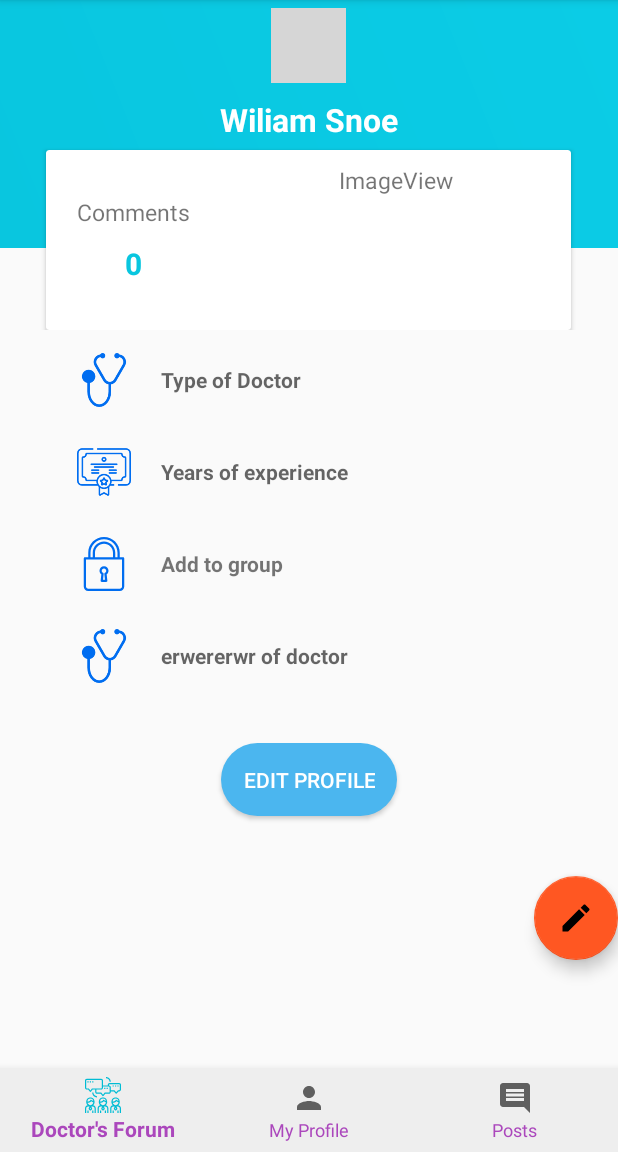
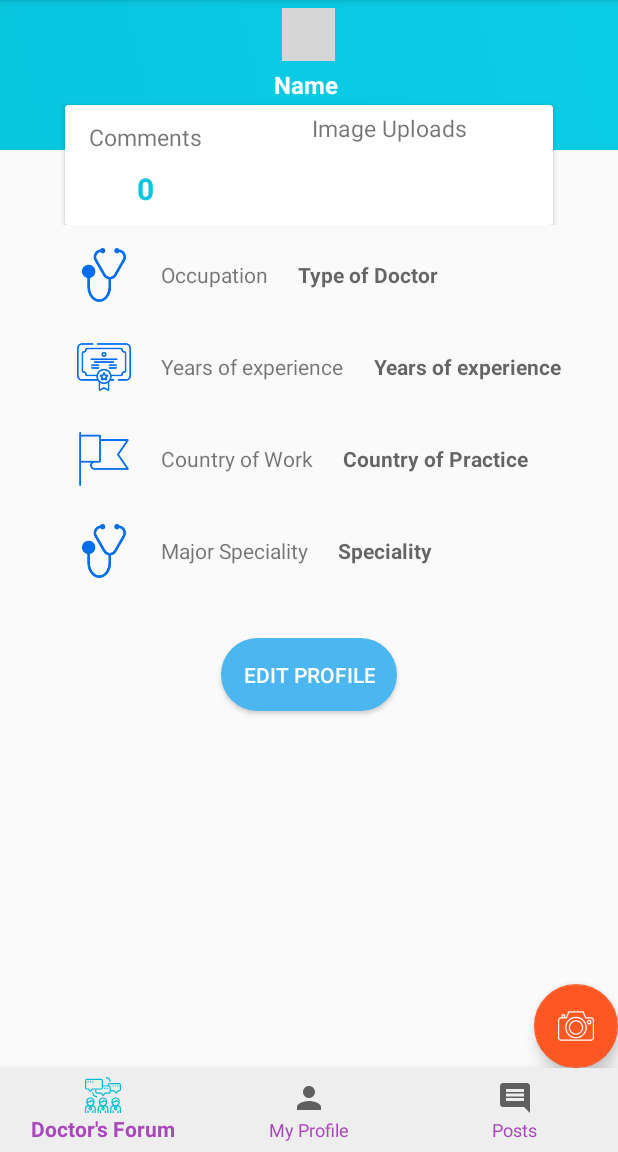
Before and after one commit to mrahimov/We-Care, an Android app: the fragment DoctorProfileFragment placed in its activity, on a phone screen of 412 x 824 dp, the part 84-1236 px from its top. Run offline under Robolectric (Android 15) with nearby library versions, the light colour scheme and no system bars; our stand-ins replace Firebase (no records; nobody signed in at launch, a user with empty details on screens opened directly), Picasso; libraries missing offline, so code that uses them is left out: es.dmoral.toasty; grey boxes are pictures that could not be loaded.

Commit message:
Profile design ver2

```diff
--- /dev/null
+++ b/app/src/main/res/drawable/ic_photo_camera.xml
@@ -0,0 +1,7 @@
+<vector android:height="24dp" android:viewportHeight="60.0"
+    android:viewportWidth="60.0" android:width="24dp" xmlns:android="http://schemas.android.com/apk/res/android">
+    <path android:fillColor="#FFFFFF" android:pathData="M55.2,15.5h-8.52l-4,-10H17.32l-4,10H12v-5H6v5H4.8C2.15,15.5 0,17.65 0,20.3v29.37C0,52.33 2.17,54.5 4.83,54.5h50.33c2.66,0 4.83,-2.17 4.83,-4.83V20.3C60,17.65 57.85,15.5 55.2,15.5zM8,12.5h2v3H8V12.5zM58,49.67c0,1.56 -1.27,2.83 -2.83,2.83H4.83C3.27,52.5 2,51.23 2,49.67V20.3C2,18.76 3.26,17.5 4.8,17.5H6h6h2.68l4,-10h22.65l4,10h9.88c1.54,0 2.8,1.26 2.8,2.8V49.67z"/>
+    <path android:fillColor="#FFFFFF" android:pathData="M30,14.5c-9.93,0 -18,8.07 -18,18s8.07,18 18,18s18,-8.07 18,-18S39.92,14.5 30,14.5zM30,48.5c-8.82,0 -16,-7.18 -16,-16s7.18,-16 16,-16s16,7.18 16,16S38.82,48.5 30,48.5z"/>
+    <path android:fillColor="#FFFFFF" android:pathData="M30,20.5c-6.62,0 -12,5.38 -12,12s5.38,12 12,12s12,-5.38 12,-12S36.62,20.5 30,20.5zM30,42.5c-5.51,0 -10,-4.49 -10,-10s4.49,-10 10,-10s10,4.49 10,10S35.51,42.5 30,42.5z"/>
+    <path android:fillColor="#FFFFFF" android:pathData="M52,19.5c-2.21,0 -4,1.79 -4,4s1.79,4 4,4s4,-1.79 4,-4S54.21,19.5 52,19.5zM52,25.5c-1.1,0 -2,-0.9 -2,-2s0.9,-2 2,-2s2,0.9 2,2S53.1,25.5 52,25.5z"/>
+</vector>
--- a/app/src/main/res/layout/d_fragment_profile.xml
+++ b/app/src/main/res/layout/d_fragment_profile.xml
@@ -1,89 +1,140 @@
 <LinearLayout xmlns:android="http://schemas.android.com/apk/res/android"
+    xmlns:app="http://schemas.android.com/apk/res-auto"
+    xmlns:tools="http://schemas.android.com/tools"
     android:layout_width="match_parent"
     android:layout_height="match_parent"
-    xmlns:tools="http://schemas.android.com/tools"
-    xmlns:app="http://schemas.android.com/apk/res-auto"
-    tools:context="com.example.murodjonrahimov.wecare.fragments.DoctorProfileFragment"
     android:background="@color/graylight"
-    android:orientation="vertical">
+    android:orientation="vertical"
+    tools:context="com.example.murodjonrahimov.wecare.fragments.DoctorProfileFragment">
+
     <RelativeLayout
         android:layout_width="match_parent"
-        android:layout_height="220dp">
+        android:layout_height="150dp">
+
         <LinearLayout
+            android:layout_width="match_parent"
+            android:layout_height="100dp"
             android:background="@drawable/gradientbackground"
-            android:layout_width="match_parent"
-            android:layout_height="165dp"
-            android:orientation="vertical">
+            android:orientation="vertical"
+            tools:context="com.example.murodjonrahimov.wecare.fragments.DoctorProfileFragment">
+
             <ImageView
-                android:id="@+id/imageview_doctor_profile"
+                android:layout_width="35dp"
+                android:layout_height="35dp"
+                android:layout_gravity="center_horizontal"
                 android:layout_marginTop="5dp"
-                android:layout_gravity="center_horizontal"
-                android:layout_width="50dp"
-                android:layout_height="50dp"
-                android:src="@drawable/doc"/>
+                android:src="@drawable/doc" />
+
+            <RelativeLayout
+                android:layout_width="fill_parent"
+                android:layout_height="wrap_content"
+                android:layout_centerHorizontal="true">
+
+
                 <TextView
-                android:id="@+id/type_doctor"
-                android:layout_marginTop="10dp"
-                android:layout_gravity="center_horizontal"
+                    android:id="@+id/first_name"
                     android:layout_width="wrap_content"
                     android:layout_height="wrap_content"
-                android:text="Wiliam Snoe"
+                    android:layout_marginEnd="10dp"
+                    android:layout_marginStart="0dp"
+                    android:layout_marginTop="10dp"
+                    android:hint="Name "
                     android:textColor="#fff"
+                    android:textColorHint="#fff"
+                    android:textSize="16sp"
                     android:textStyle="bold"
-                android:textSize="21sp"/>
+                    android:layout_centerInParent="true"/>
+
+                <TextView
+                    android:id="@+id/last_name"
+                    android:layout_width="wrap_content"
+                    android:layout_height="wrap_content"
+                    android:layout_alignBaseline="@+id/first_name"
+                    android:layout_alignBottom="@+id/first_name"
+                    android:layout_alignParentEnd="true"
+                    android:hint="LName"
+                    android:textColor="#fff"
+                    android:textColorHint="#fff"
+                    android:textSize="16sp"
+                    android:textStyle="bold"
+                    android:layout_weight="1"
+                    android:layout_centerInParent="true"
+                    android:visibility="invisible"/>
+
+                <TextView
+                    android:id="@+id/first_name_tv"
+                    android:layout_width="wrap_content"
+                    android:layout_height="wrap_content"
+                    android:text="@string/first_name"
+                    android:visibility="gone" />
+
+                <TextView
+                    android:id="@+id/last_name_tv"
+                    android:layout_width="wrap_content"
+                    android:layout_height="wrap_content"
+                    android:text="@string/last_name"
+                    android:visibility="gone" />
+            </RelativeLayout>
+
         </LinearLayout>
+
         <android.support.v7.widget.CardView
-            android:layout_width="350dp"
-            android:layout_height="120dp"
+            android:layout_width="325dp"
+            android:layout_height="100dp"
             android:layout_centerHorizontal="true"
-            android:layout_marginTop="100dp">
+            android:layout_marginTop="70dp"
+            tools:context="com.example.murodjonrahimov.wecare.fragments.DoctorProfileFragment">
+
             <LinearLayout
                 android:layout_width="match_parent"
                 android:layout_height="match_parent"
                 android:orientation="horizontal"
                 android:weightSum="3">
+
                 <LinearLayout
+                    android:layout_width="0dp"
+                    android:layout_height="match_parent"
+                    android:layout_weight="1"
                     android:gravity="center"
-                    android:orientation="vertical"
-                    android:layout_width="0dp"
-                    android:layout_weight="1"
-                    android:layout_height="match_parent">
+                    android:orientation="vertical">
+
                     <TextView
                         android:layout_width="wrap_content"
                         android:layout_height="wrap_content"
                         android:text="Comments"
-                        android:textSize="15sp"
-                        />
+                        android:textSize="15sp" />
+
                     <TextView
                         android:id="@+id/number_of_doctors_comments"
                         android:layout_width="wrap_content"
                         android:layout_height="wrap_content"
+                        android:paddingTop="10dp"
                         android:text="1"
-                        android:textStyle="bold"
+                        android:textColor="@color/startblue"
                         android:textSize="20sp"
-                        android:paddingTop="10dp"
-                        android:textColor="@color/startblue"
-                        />
+                        android:textStyle="bold" />
 
                 </LinearLayout>
+
                 <LinearLayout
+                    android:layout_width="0dp"
+                    android:layout_height="match_parent"
+                    android:layout_weight="2"
                     android:gravity="center"
-                    android:orientation="vertical"
-                    android:layout_width="0dp"
-                    android:layout_weight="2"
-                    android:layout_height="match_parent">
+                    android:orientation="vertical">
+
                     <TextView
                         android:layout_width="wrap_content"
                         android:layout_height="wrap_content"
-                        android:text="ImageView"
-                        android:textSize="15sp"
-                        />
+                        android:paddingTop="30dp"
+                        android:text="Image Uploads"
+                        android:textSize="15sp" />
+
                     <ImageView
                         android:id="@+id/imageview_doctor_profile"
                         android:layout_width="match_parent"
                         android:layout_height="80dp"
-                        android:layout_gravity="center"
-                        android:paddingTop="20dp">
+                        android:layout_gravity="center">
 
                     </ImageView>
 
@@ -96,107 +147,163 @@
     <LinearLayout
         android:layout_width="360dp"
         android:layout_height="wrap_content"
+        android:layout_gravity="center"
+        android:layout_marginTop="15dp"
         android:orientation="vertical"
-        android:layout_gravity="center"
-        android:layout_marginTop="15dp">
+        tools:context="com.example.murodjonrahimov.wecare.fragments.DoctorProfileFragment">
+
         <LinearLayout
+            android:layout_width="match_parent"
+            android:layout_height="wrap_content"
             android:orientation="horizontal"
-            android:paddingLeft="25dp"
-            android:layout_width="match_parent"
-            android:layout_height="wrap_content">
+            android:paddingLeft="25dp">
+
             <ImageView
                 android:layout_width="36dp"
                 android:layout_height="36dp"
-                android:src="@drawable/doctortype"/>
+                android:src="@drawable/doctortype" />
+
+            <TextView
+                android:layout_width="wrap_content"
+                android:layout_height="wrap_content"
+                android:layout_gravity="center_vertical"
+                android:paddingLeft="20dp"
+                android:text="Occupation" />
+
             <TextView
                 android:id="@+id/type_doctor"
-                android:textStyle="bold"
-                android:layout_gravity="center_vertical"
                 android:layout_width="wrap_content"
                 android:layout_height="wrap_content"
+                android:layout_gravity="center_vertical"
+                android:hint="Type of Doctor"
                 android:paddingLeft="20dp"
-                android:hint="Type of Doctor"/>
+                android:textStyle="bold" />
         </LinearLayout>
+
         <LinearLayout
+            android:layout_width="match_parent"
+            android:layout_height="wrap_content"
             android:layout_marginTop="25dp"
             android:orientation="horizontal"
-            android:paddingLeft="25dp"
-            android:layout_width="match_parent"
-            android:layout_height="wrap_content">
+            android:paddingLeft="25dp">
+
             <ImageView
                 android:layout_width="36dp"
                 android:layout_height="36dp"
-                android:src="@drawable/experience"/>
+                android:src="@drawable/experience" />
+
             <TextView
-                android:textStyle="bold"
-
-                android:layout_gravity="center_vertical"
+                android:id="@+id/years_of_experience_tv"
                 android:layout_width="wrap_content"
                 android:layout_height="wrap_content"
+                android:layout_gravity="center_vertical"
                 android:paddingLeft="20dp"
-                android:hint="Years of experience"/>
+                android:text="@string/years_of_experience" />
+
+            <TextView
+                android:id="@+id/years_of_experience"
+                android:layout_width="wrap_content"
+                android:layout_height="wrap_content"
+                android:layout_gravity="center_vertical"
+                android:hint="Years of experience"
+                android:paddingLeft="20dp"
+                android:textStyle="bold" />
         </LinearLayout>
+
         <LinearLayout
+            android:layout_width="match_parent"
+            android:layout_height="wrap_content"
             android:layout_marginTop="25dp"
             android:orientation="horizontal"
-            android:paddingLeft="25dp"
-            android:layout_width="match_parent"
-            android:layout_height="wrap_content">
+            android:paddingLeft="25dp">
+
             <ImageView
                 android:layout_width="36dp"
                 android:layout_height="36dp"
-                android:src="@drawable/ic_lock"/>
+                android:src="@drawable/flag" />
+
             <TextView
-                android:textStyle="bold"
-
-                android:layout_gravity="center_vertical"
+                android:id="@+id/country_tv"
                 android:layout_width="wrap_content"
                 android:layout_height="wrap_content"
+                android:layout_gravity="center_vertical"
                 android:paddingLeft="20dp"
-                android:text="Add to group"/>
+                android:text="@string/country_of_work" />
+
+            <TextView
+                android:id="@+id/country"
+                android:layout_width="wrap_content"
+                android:layout_height="wrap_content"
+                android:layout_gravity="center_vertical"
+                android:hint="Country of Practice"
+                android:paddingLeft="20dp"
+                android:textStyle="bold" />
         </LinearLayout>
+
         <LinearLayout
+            android:layout_width="match_parent"
+            android:layout_height="wrap_content"
             android:layout_marginTop="25dp"
             android:orientation="horizontal"
-            android:paddingLeft="25dp"
-            android:layout_width="match_parent"
-            android:layout_height="wrap_content">
+            android:paddingLeft="25dp">
+
             <ImageView
                 android:layout_width="36dp"
                 android:layout_height="36dp"
-                android:src="@drawable/doctortype"/>
+                android:src="@drawable/doctortype" />
+
             <TextView
-                android:textStyle="bold"
-                android:id="@+id/type_doctor"
-                android:layout_gravity="center_vertical"
+                android:id="@+id/major_tv"
                 android:layout_width="wrap_content"
                 android:layout_height="wrap_content"
+                android:layout_gravity="center_vertical"
                 android:paddingLeft="20dp"
-                android:hint="erwererwr of doctor"/>
+                android:text="@string/major_speciality" />
+
+            <TextView
+                android:id="@+id/major"
+                android:layout_width="wrap_content"
+                android:layout_height="wrap_content"
+                android:layout_gravity="center_vertical"
+                android:hint="Speciality"
+                android:paddingLeft="20dp"
+                android:textStyle="bold" />
+
+
         </LinearLayout>
+
     </LinearLayout>
 
 
+    <RelativeLayout
+        android:layout_width="match_parent"
+        android:layout_height="wrap_content">
         <Button
             android:id="@+id/add_fab_doctor"
             android:layout_width="wrap_content"
             android:layout_height="wrap_content"
             android:layout_gravity="center_horizontal"
             android:layout_marginTop="10dp"
+            android:layout_marginVertical="40dp"
             android:background="@drawable/buttonstyle"
             android:text="Edit Profile"
             android:textColor="#fff"
-        android:layout_marginVertical="40dp"/>
+            android:layout_centerHorizontal="true"/>
 
         <android.support.design.widget.FloatingActionButton
             android:id="@+id/button_doctor_image"
             android:layout_width="wrap_content"
             android:layout_height="wrap_content"
-        android:layout_gravity="end"
+            android:layout_alignParentBottom="true"
+            android:layout_alignParentEnd="true"
+            android:layout_gravity="end|bottom"
             android:clickable="true"
             android:focusable="true"
-        android:src="@drawable/edit"
-        app:fabSize="normal"/>
+            android:src="@drawable/ic_photo_camera"
+            app:fabSize="normal" />
+    </RelativeLayout>
+
+
 
 
 </LinearLayout>
```
Also changed, not shown: app/src/main/res/drawable/flag.png (added). Lines whose indentation alone changed are shown as unchanged.
